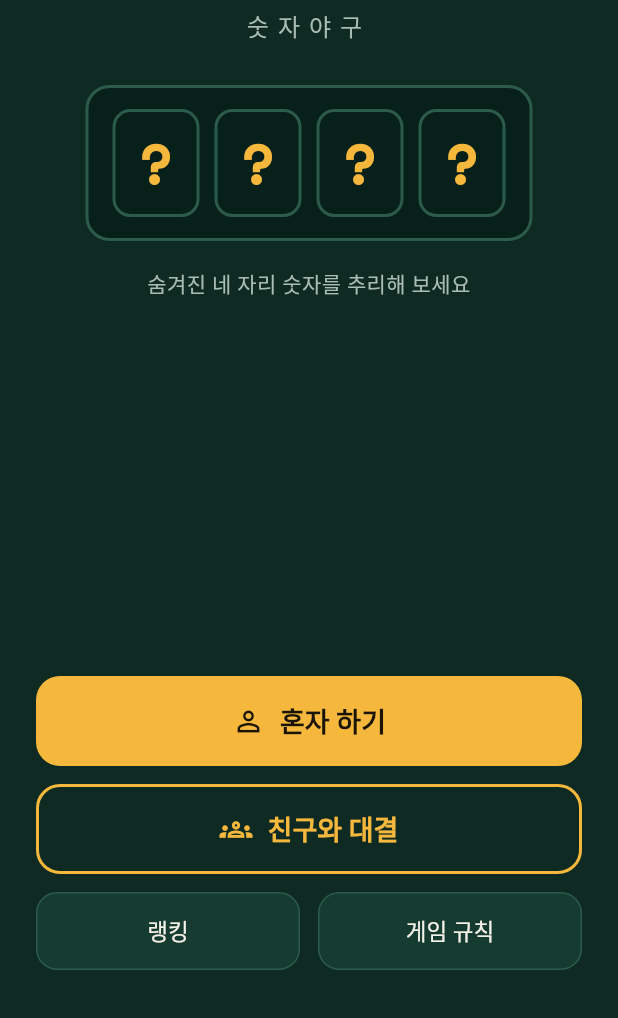
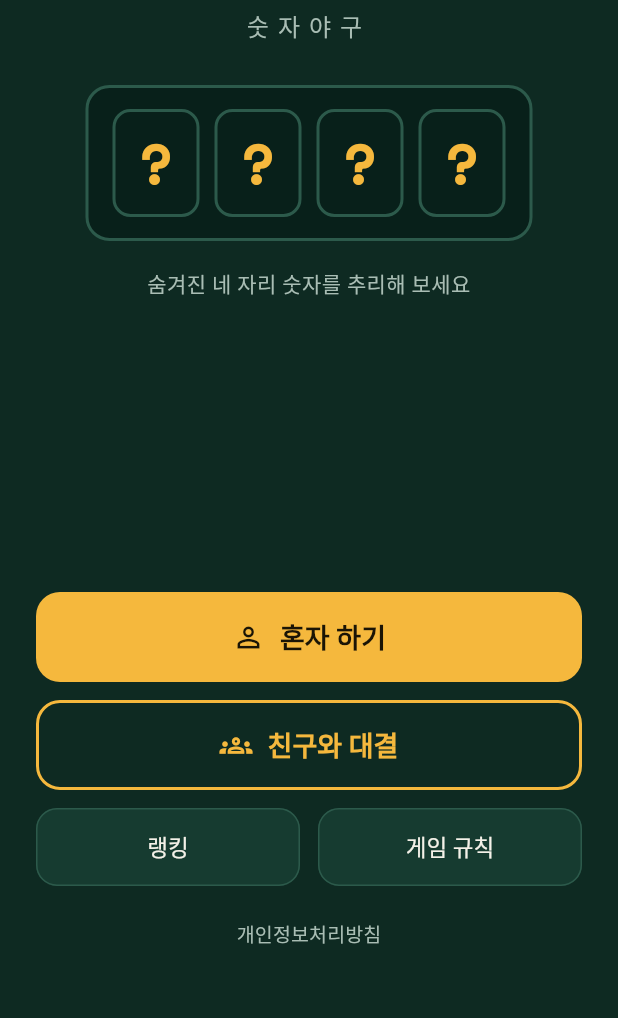
Before and after one commit to 4S-challenge/4s-challenge.github.io, a Flutter app: the screen it shows after launch, on a phone screen of 412 x 824 dp, the part 218-1236 px from its top. Run offline on Flutter 3.47's test engine with Material 3 defaults, Android fonts, the phone set to English and light mode, and no system bars; our stand-ins replace google_fonts.

Commit message:
홈 화면에 개인정보처리방침 링크 추가
앱 스토어 심사는 앱 안에서도 처리방침을 볼 수 있어야 해서 홈 아래에 링크를 둔다.
https://4s-challenge.github.io/privacy.html 을 외부 브라우저로 연다 (url_launcher).

Co-Authored-By: Claude Opus 5.5 <noreply@anthropic.com>

```diff
--- a/lib/screens/home_screen.dart
+++ b/lib/screens/home_screen.dart
@@ -1,10 +1,14 @@
 import 'package:flutter/material.dart';
+import 'package:url_launcher/url_launcher.dart';
 
 import '../theme/app_theme.dart';
 import '../widgets/common.dart';
 import 'ranking_screen.dart';
 import 'solo_play_screen.dart';
 import 'versus_lobby_screen.dart';
+
+/// 스토어 등록에도 쓰는 개인정보처리방침 주소.
+final privacyPolicyUrl = Uri.parse('https://4s-challenge.github.io/privacy.html');
 
 class HomeScreen extends StatefulWidget {
   const HomeScreen({super.key, this.initialRoomCode});
@@ -149,6 +153,17 @@ class _HomeScreenState extends State<HomeScreen> {
                       ),
                     ],
                   ),
+                  const SizedBox(height: 8),
+                  Center(
+                    child: TextButton(
+                      onPressed: () => launchUrl(privacyPolicyUrl, mode: LaunchMode.externalApplication),
+                      style: TextButton.styleFrom(
+                        foregroundColor: AppColors.muted,
+                        minimumSize: const Size(48, 48),
+                      ),
+                      child: const Text('개인정보처리방침', style: TextStyle(fontSize: 13)),
+                    ),
+                  ),
                 ],
               ),
             ),
--- a/pubspec.yaml
+++ b/pubspec.yaml
@@ -12,6 +12,7 @@ dependencies:
     sdk: flutter
   google_fonts: ^6.2.1
   http: ^1.2.2
+  url_launcher: ^6.3.3
   web_socket_channel: ^3.0.1
 
 dev_dependencies:
```
Also changed, not shown: pubspec.lock, 2 other files.
